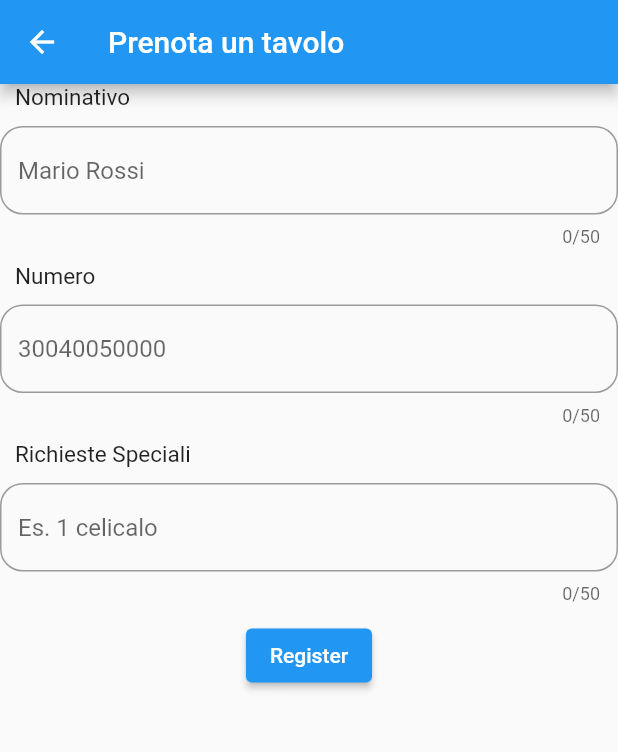
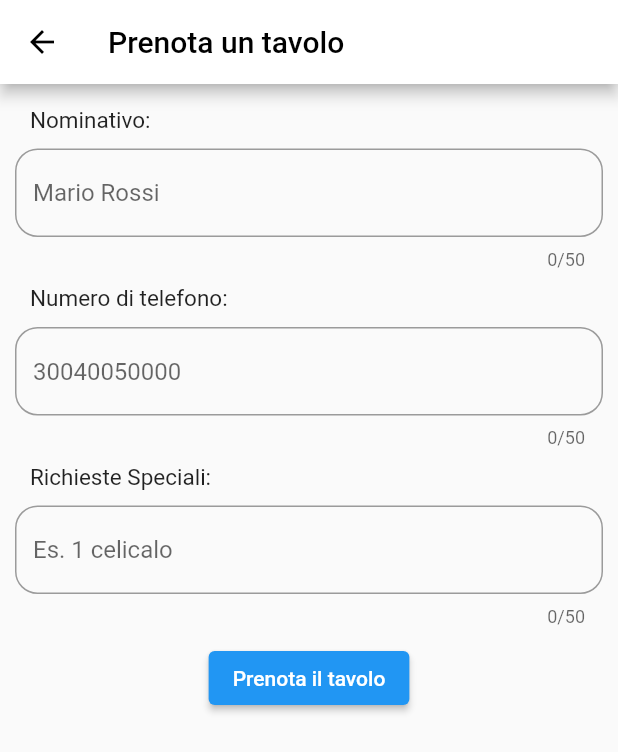
Before and after one commit to DanieleMarche/restaurantApp, a Flutter app: the Prenota screen opened by its route, on a phone screen of 412 x 824 dp. Shown: the top 752 px of the screen. Run offline on Flutter 3.47's test engine with Material 2 defaults, Android fonts, the phone set to English and light mode, and no system bars; our stand-ins replace cloud_firestore, firebase_core; missing offline and left inert: flutter_sms; accounts and stored records are empty.

```diff
--- a/lib/pages/PrenotaPage/prenota.dart
+++ b/lib/pages/PrenotaPage/prenota.dart
@@ -3,6 +3,7 @@ import 'dart:async';
 
 import 'package:cloud_firestore/cloud_firestore.dart';
 import 'package:flutter/material.dart';
+import 'package:flutter_sms/flutter_sms.dart';
 
 import 'package:flutter_application_1/pages/PrenotaPage/textForm.dart';
 
@@ -16,73 +17,99 @@ class Prenota extends StatefulWidget {
 
 class _PrenotaState extends State<Prenota>{
 
-  String _testo = "null";
-  bool _textVisibility = false;
-
   Map<String, String> _prenotazione = {};
 
   String _result = "";
 
+  TextEditingController nominativo = TextEditingController();
+  TextEditingController telefono = TextEditingController();
+  TextEditingController speciali = TextEditingController();
+
   Future<String> nuovaPrenotazione(var prenotazione) async {
     String testo = "";
     var db = FirebaseFirestore.instance;
+
     await db.collection("prova").doc().set(prenotazione)
     .then((value) => setState(() {testo = "success";}))
-    .catchError((error) => setState(() {_testo = "problem has occurred";}));
+    .catchError((error) => setState(() {testo = "problem has occurred : $error";}));
+
+    _prenotazione.clear();
+
     return testo;
   }
 
   Widget databaseReturn () {
     if (_prenotazione.isEmpty) {
-      return const Text("");
+      return Text(_result);
     } else {
       return FutureBuilder<String>(
         future: nuovaPrenotazione(_prenotazione),
         builder: (BuildContext context, AsyncSnapshot<String> snapshot) {
-          _prenotazione = {};
+
           if (snapshot.connectionState == ConnectionState.waiting) {
             return const Text("Caricamento...");
           } else {
             _result = "risultato = ${snapshot.data}";
+            _sendSMS("ciao", ["3920804319"]);
             return Text(_result);
+
           }
         }
       );
     }
   }
 
-
-  TextEditingController nominativo = TextEditingController();
-  TextEditingController telefono = TextEditingController();
-  TextEditingController speciali = TextEditingController();
-
+  Future<String> _sendSMS(String message, List<String> recipents) async {
+  String result = await sendSMS(message: message, recipients: recipents)
+          .catchError((onError) {
+        return onError;
+      });
+  return result;
+  }
 
   @override
   Widget build(BuildContext context) {
     return Scaffold(
       appBar: AppBar(
-        title: const Text('Prenota un tavolo'),
+        iconTheme: const IconThemeData(color: Colors.black),
+
+        backgroundColor: Colors.white,
+        title: const Text('Prenota un tavolo', style: TextStyle(color: Colors.black),),
+
       ),
-      body: Center(
+      body:
+
+        Container(
+
+          alignment: Alignment.center,
+          margin: const EdgeInsets.only(top: 15, left: 10, right: 10),
+
           child: Column(
+
             children: [
 
-            TextForm(titolo: 'Nominativo', hintText: 'Mario Rossi', myController: nominativo,),
-            TextForm(titolo: 'Numero', hintText: '30040050000', myController: speciali,),
-            TextForm(titolo: 'Richieste Speciali', hintText: 'Es. 1 celicalo', myController: telefono,),
+              TextForm(titolo: 'Nominativo:', hintText: 'Mario Rossi', myController: nominativo,),
+              TextForm(titolo: 'Numero di telefono:', hintText: '30040050000', myController: speciali,),
+              TextForm(titolo: 'Richieste Speciali:', hintText: 'Es. 1 celicalo', myController: telefono,),
+
               ElevatedButton(
 
-                child: const Text("Register"),
+                child: const Text("Prenota il tavolo"),
                 onPressed: (){
-
+                  if (nominativo.value.text != "" && telefono.value.text != "" && speciali.value.text != "") {
                     setState(() {
                     _prenotazione = {
                     "nominativo" : nominativo.value.text,
                     "telefono" : telefono.value.text,
                     "richieste_speciali" : speciali.value.text
                     };
+                    });
 
+                  }else {
+                    setState(() {
+                      _result = "Riempi tutti i campi";
                     });
+                  }
 
                   nominativo.clear();
                   telefono.clear();
@@ -102,5 +129,6 @@ class _PrenotaState extends State<Prenota>{
           ),
         )
       );
+
   }
 }
```
Lines whose indentation alone changed are shown as unchanged.
